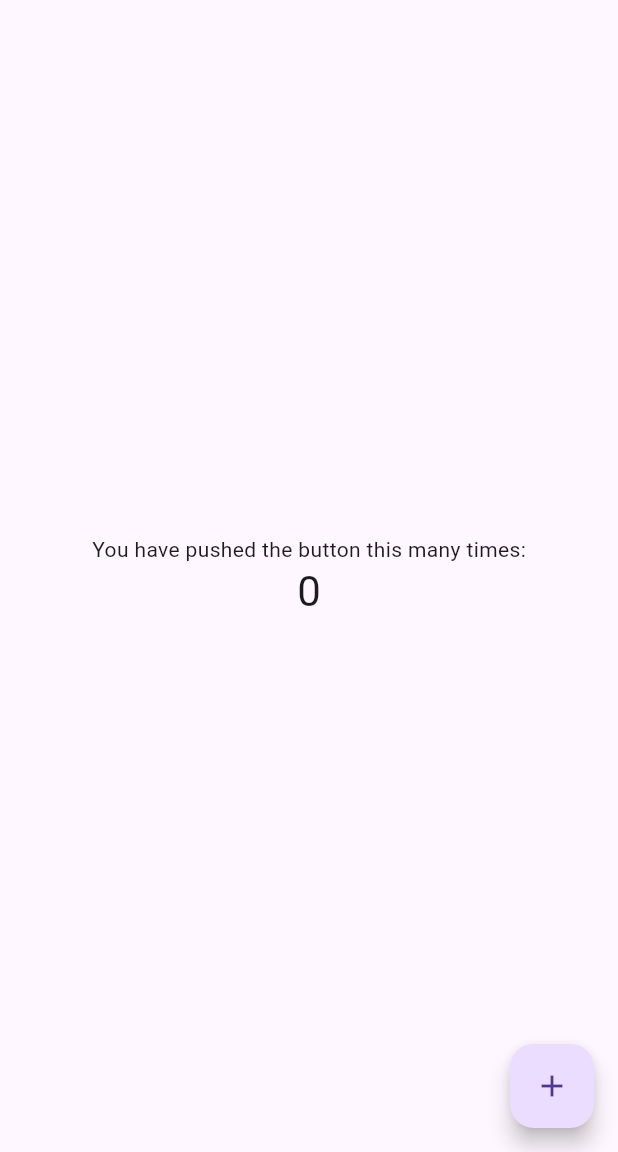
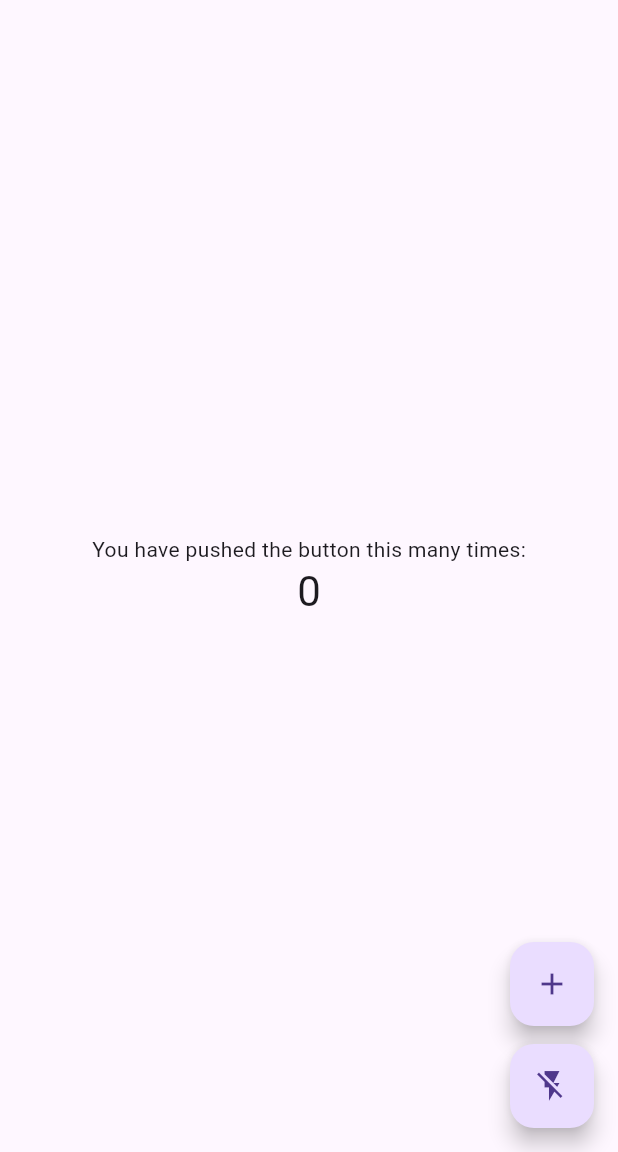
Before and after one commit to mars25/flutter_flashligth, a Flutter app: the screen it shows after launch, on a phone screen of 412 x 824 dp, the part 84-1236 px from its top. Run offline on Flutter 3.47's test engine with Material 3 defaults, Android fonts, the phone set to English and light mode, and no system bars; missing offline and left inert: torch_light.

Commit message:
Add flashlight toggle UI and ignore selected build/tool files

```diff
--- a/lib/main.dart
+++ b/lib/main.dart
@@ -96,6 +96,28 @@ class MyHomePage extends StatefulWidget {
 
 class _MyHomePageState extends State<MyHomePage> {
   int _counter = 0;
+  bool _isFlashOn = false;
+
+  Future<void> _toggleFlashLight() async {
+    try {
+      if (_isFlashOn) {
+        await TorchLight.disableTorch();
+      } else {
+        await TorchLight.enableTorch();
+      }
+      if (!mounted) return;
+      setState(() {
+        _isFlashOn = !_isFlashOn;
+      });
+    } catch (e) {
+      // ignore: avoid_print
+      print('error toggling flashlight: $e');
+      if (!mounted) return;
+      ScaffoldMessenger.of(context).showSnackBar(
+        const SnackBar(content: Text('Flashlight not available')),
+      );
+    }
+  }
 
   void _incrementCounter() {
     setState(() {
@@ -153,10 +175,23 @@ class _MyHomePageState extends State<MyHomePage> {
           ],
         ),
       ),
-      floatingActionButton: FloatingActionButton(
-        onPressed: _incrementCounter,
-        tooltip: 'Increment',
-        child: const Icon(Icons.add),
+      floatingActionButton: Column(
+        mainAxisSize: MainAxisSize.min,
+        children: [
+          FloatingActionButton(
+            heroTag: 'increment',
+            onPressed: _incrementCounter,
+            tooltip: 'Increment',
+            child: const Icon(Icons.add),
+          ),
+          const SizedBox(height: 12),
+          FloatingActionButton(
+            heroTag: 'flash',
+            onPressed: _toggleFlashLight,
+            tooltip: 'Toggle flashlight',
+            child: Icon(_isFlashOn ? Icons.flash_on : Icons.flash_off),
+          ),
+        ],
       ),
     );
   }
```
